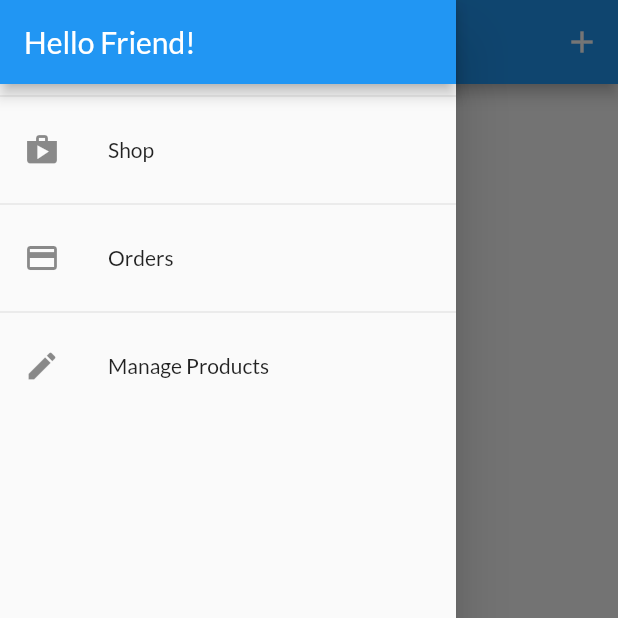
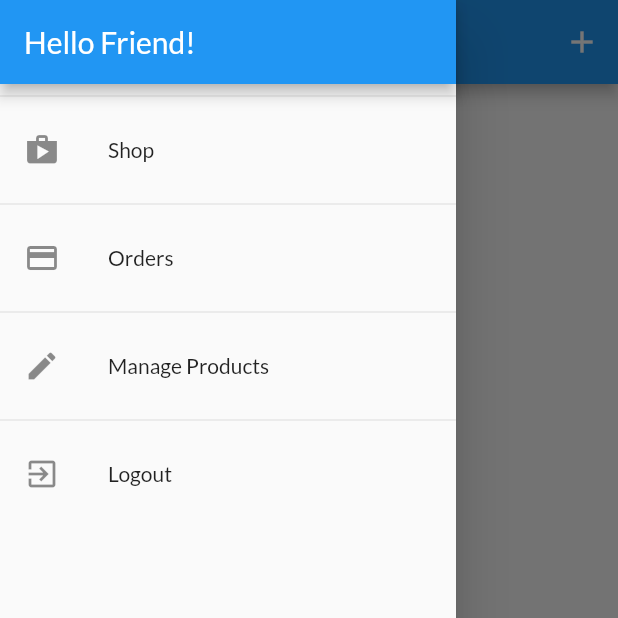
Before and after one commit to Parneet-Raghuvanshi/ShopApp-Tutorial, a Flutter app: the UserProductsScreen screen opened by its route, with the side drawer open, on a phone screen of 412 x 824 dp, the top half of it. Run offline on Flutter 3.47's test engine with Material 2 defaults, Android fonts, the phone set to English and light mode, and no system bars; our stand-ins replace flutter_dotenv, shared_preferences; accounts and stored records are empty; network calls fail.

Commit message:
Completed All Work Here

```diff
--- a/lib/providers/orders.dart
+++ b/lib/providers/orders.dart
@@ -21,14 +21,18 @@ class OrderItem {
 
 class Orders with ChangeNotifier {
   List<OrderItem> _orders = [];
+  final String authToken;
+  final String userId;
+
+  Orders(this.authToken, this.userId, this._orders);
 
   List<OrderItem> get orders {
     return [..._orders];
   }
 
   Future<void> fetchAndSetOrders() async {
-    final response = await http.get(
-        Uri.https("shopapp-57c03-default-rtdb.firebaseio.com", "orders.json"));
+    final response = await http.get(Uri.parse(
+        "https://shopapp-57c03-default-rtdb.firebaseio.com/orders/$userId.json?auth=$authToken"));
     final List<OrderItem> loadedOrders = [];
     final extractedData = json.decode(response.body) as Map<String, dynamic>;
     if (extractedData == null) {
@@ -56,7 +60,8 @@ class Orders with ChangeNotifier {
   Future<void> addOrder(List<CartItem> cartProducts, double total) async {
     final timeStamp = DateTime.now();
     final response = await http.post(
-      Uri.https("shopapp-57c03-default-rtdb.firebaseio.com", "orders.json"),
+      Uri.parse(
+          "https://shopapp-57c03-default-rtdb.firebaseio.com/orders/$userId.json?auth=$authToken"),
       body: json.encode({
         'amount': total,
         'dateTime': timeStamp.toIso8601String(),
--- a/lib/screens/auth_screen.dart
+++ b/lib/screens/auth_screen.dart
@@ -210,7 +210,6 @@ class _AuthCardState extends State<AuthCard> {
                       return 'Invalid email!';
                     }
                     return null;
-                    return null;
                   },
                   onSaved: (value) {
                     _authData['email'] = value!;
--- a/lib/screens/user_products_screen.dart
+++ b/lib/screens/user_products_screen.dart
@@ -10,12 +10,13 @@ class UserProductsScreen extends StatelessWidget {
   static const routeName = 'user-products';
 
   Future<void> _refreshProducts(BuildContext context) async {
-    await Provider.of<Products>(context, listen: false).fetchAndSetProducts();
+    await Provider.of<Products>(context, listen: false)
+        .fetchAndSetProducts(true);
   }
 
   @override
   Widget build(BuildContext context) {
-    final productsDate = Provider.of<Products>(context);
+    // final productsData = Provider.of<Products>(context);
     return Scaffold(
       drawer: AppDrawer(),
       appBar: AppBar(
@@ -29,24 +30,34 @@ class UserProductsScreen extends StatelessWidget {
           ),
         ],
       ),
-      body: RefreshIndicator(
+      body: FutureBuilder(
+        future: _refreshProducts(context),
+        builder: (ctx, snapshot) =>
+            snapshot.connectionState == ConnectionState.waiting
+                ? Center(
+                    child: CircularProgressIndicator(),
+                  )
+                : RefreshIndicator(
                     onRefresh: () {
                       return _refreshProducts(context);
                     },
-        child: Padding(
+                    child: Consumer<Products>(
+                      builder: (ctx, productsData, _) => Padding(
                         padding: EdgeInsets.all(10),
                         child: ListView.builder(
                           itemBuilder: (ctx, i) => Column(
                             children: [
                               UserProductItem(
-                  productsDate.items[i].id,
-                  productsDate.items[i].title,
-                  productsDate.items[i].imageUrl,
+                                productsData.items[i].id,
+                                productsData.items[i].title,
+                                productsData.items[i].imageUrl,
                               ),
                               Divider(),
                             ],
                           ),
-            itemCount: productsDate.items.length,
+                          itemCount: productsData.items.length,
+                        ),
+                      ),
                     ),
                   ),
       ),
--- a/lib/widgets/app_drawer.dart
+++ b/lib/widgets/app_drawer.dart
@@ -1,42 +1,56 @@
 import 'package:flutter/material.dart';
+import 'package:provider/provider.dart';
+import 'package:shopapp/providers/auth.dart';
 
+import '../screens/orders_screen.dart';
 import '../screens/user_products_screen.dart';
-import '../screens/orders_screen.dart';
 
 class AppDrawer extends StatelessWidget {
+  const AppDrawer({Key? key}) : super(key: key);
+
   @override
   Widget build(BuildContext context) {
     return Drawer(
       child: Column(
         children: [
           AppBar(
-            title: Text('Hello Friend!'),
+            title: const Text('Hello Friend!'),
             automaticallyImplyLeading: false,
           ),
-          Divider(),
+          const Divider(),
           ListTile(
-            leading: Icon(Icons.shop),
-            title: Text('Shop'),
+            leading: const Icon(Icons.shop),
+            title: const Text('Shop'),
             onTap: () {
               Navigator.of(context).pushReplacementNamed('/');
             },
           ),
-          Divider(),
+          const Divider(),
           ListTile(
-            leading: Icon(Icons.payment),
-            title: Text('Orders'),
+            leading: const Icon(Icons.payment),
+            title: const Text('Orders'),
             onTap: () {
               Navigator.of(context)
                   .pushReplacementNamed(OrdersScreen.routeName);
             },
           ),
-          Divider(),
+          const Divider(),
           ListTile(
-            leading: Icon(Icons.edit),
-            title: Text('Manage Products'),
+            leading: const Icon(Icons.edit),
+            title: const Text('Manage Products'),
             onTap: () {
               Navigator.of(context)
                   .pushReplacementNamed(UserProductsScreen.routeName);
+            },
+          ),
+          const Divider(),
+          ListTile(
+            leading: const Icon(Icons.exit_to_app),
+            title: const Text('Logout'),
+            onTap: () {
+              Navigator.of(context).pop();
+              Navigator.of(context).pushNamed('/');
+              Provider.of<Auth>(context, listen: false).logout();
             },
           ),
         ],
--- a/lib/widgets/product_item.dart
+++ b/lib/widgets/product_item.dart
@@ -1,5 +1,6 @@
 import 'package:flutter/material.dart';
 import 'package:provider/provider.dart';
+import 'package:shopapp/providers/auth.dart';
 
 import '../providers/cart.dart';
 import '../providers/product.dart';
@@ -12,6 +13,7 @@ class ProductItem extends StatelessWidget {
       context,
       listen: false,
     );
+    final authData = Provider.of<Auth>(context, listen: false);
     final cart = Provider.of<Cart>(
       context,
       listen: false,
@@ -43,7 +45,7 @@ class ProductItem extends StatelessWidget {
                 product.isFavorite ? Icons.favorite : Icons.favorite_outline,
               ),
               onPressed: () {
-                product.toggleFavouriteStatus();
+                product.toggleFavouriteStatus(authData.token, authData.userId);
               },
               color: Theme.of(context).accentColor,
             ),
```
Also changed, not shown: analysis_options.yaml (added, +29 -0 lines), lib/main.dart (+28 -6 lines), lib/providers/auth.dart (+65 -8 lines), lib/providers/product.dart (+5 -7 lines), lib/providers/products.dart (+24 -11 lines), lib/screens/splash_screen.dart (added, +12 -0 lines), pubspec.yaml (+7 -1 lines), pubspec.lock, 2 other files. Lines whose indentation alone changed are shown as unchanged.
